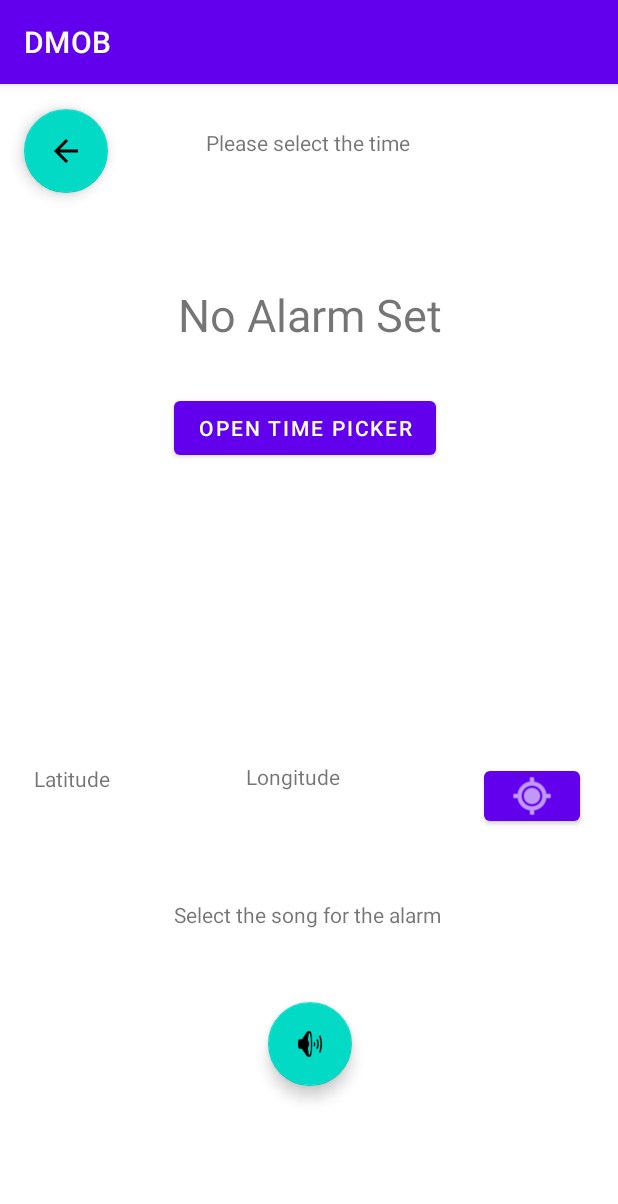
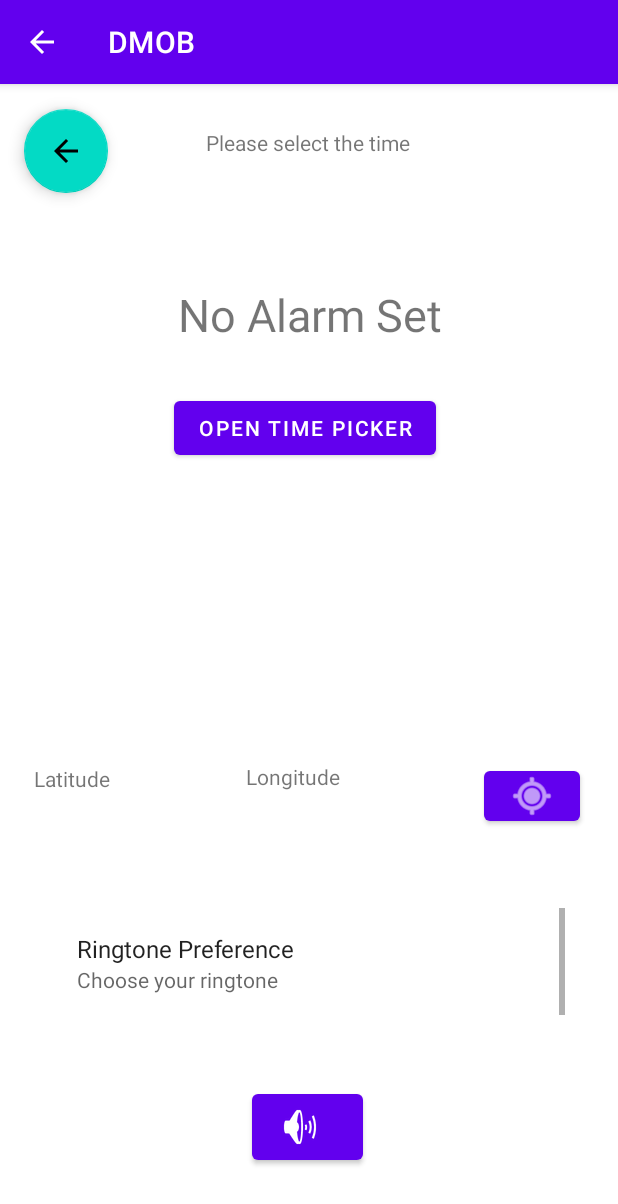
Before and after one commit to lucas-mdrdn/GITHUB_DMOB, an Android app: the CreateAlarm screen opened directly, with no data from a screen before it, on a phone screen of 412 x 824 dp. Shown: the top 1204 px of the screen. Run offline under Robolectric (Android 15) with nearby library versions, the phone set to English and light mode, and no system bars.

Commit message:
ajout méthodes

```diff
--- a/DMOB/app/src/main/java/android/example/dmob/CreateAlarm.java
+++ b/DMOB/app/src/main/java/android/example/dmob/CreateAlarm.java
@@ -31,6 +31,7 @@ import com.google.android.gms.location.LocationServices;
 import com.google.android.gms.tasks.OnCompleteListener;
 import com.google.android.gms.tasks.OnSuccessListener;
 import com.google.android.gms.tasks.Task;
+import com.google.android.material.snackbar.Snackbar;
 
 import java.io.IOException;
 import java.text.DateFormat;
@@ -38,6 +39,7 @@ import java.util.Calendar;
 import java.util.Date;
 import java.util.List;
 import java.util.Locale;
+import java.util.Objects;
 
 
 public class CreateAlarm extends AppCompatActivity implements TimePickerDialog.OnTimeSetListener {
@@ -46,6 +48,8 @@ public class CreateAlarm extends AppCompatActivity implements TimePickerDialog.O
     FusedLocationProviderClient fusedLocationProviderClient;//Pour la localisation
 
     TextView mTextView;//Pour l'alarm
+
+    Button SongButton;//Pour choisir le son
 
     @Override
     protected void onCreate(Bundle savedInstanceState) {
@@ -58,6 +62,10 @@ public class CreateAlarm extends AppCompatActivity implements TimePickerDialog.O
         fusedLocationProviderClient = LocationServices.getFusedLocationProviderClient(this);
 
         mTextView = findViewById(R.id.textview1);
+
+        getFragmentManager().beginTransaction().replace(R.id.fragment, new RingtonePreference()).commit();
+
+        Objects.requireNonNull(getSupportActionBar()).setDisplayHomeAsUpEnabled(true);
 
         Button buttonTimePicker = findViewById(R.id.button2);
         buttonTimePicker.setOnClickListener(new View.OnClickListener() {
--- a/DMOB/app/src/main/java/android/example/dmob/NotificationHelper.java
+++ b/DMOB/app/src/main/java/android/example/dmob/NotificationHelper.java
@@ -8,7 +8,9 @@ import android.content.Context;
 import android.content.ContextWrapper;
 import android.media.Ringtone;
 import android.media.RingtoneManager;
+import android.net.Uri;
 import android.os.Build;
+import android.se.omapi.Channel;
 
 import androidx.core.app.NotificationCompat;
 
@@ -26,6 +28,7 @@ public class NotificationHelper extends ContextWrapper {
         createChannels();
         }
     }
+
 
     @TargetApi(Build.VERSION_CODES.O)
     private void createChannels() {//A MODIFIER POUR CHANGER LE TYPE DE NOTIFICATION (METTRE LE SON)
--- /dev/null
+++ b/DMOB/app/src/main/java/android/example/dmob/RingtonePreference.java
@@ -0,0 +1,15 @@
+package android.example.dmob;
+
+import android.os.Bundle;
+import android.preference.PreferenceFragment;
+import android.util.Log;
+
+import androidx.annotation.Nullable;
+
+public class RingtonePreference extends PreferenceFragment {
+    @Override
+    public void onCreate(@Nullable Bundle savedInstanceState) {
+        super.onCreate(savedInstanceState);
+        addPreferencesFromResource(R.xml.ringtone_preference);
+    }
+}
--- a/DMOB/app/src/main/res/layout/activity_create_alarm.xml
+++ b/DMOB/app/src/main/res/layout/activity_create_alarm.xml
@@ -60,32 +60,6 @@
         app:layout_constraintTop_toTopOf="parent"
         app:layout_constraintVertical_bias="0.285" />
 
-    <TextView
-        android:id="@+id/textView6"
-        android:layout_width="wrap_content"
-        android:layout_height="wrap_content"
-        android:text="@string/select_the_song_for_the_alarm"
-        app:layout_constraintBottom_toBottomOf="parent"
-        app:layout_constraintEnd_toEndOf="parent"
-        app:layout_constraintHorizontal_bias="0.497"
-        app:layout_constraintStart_toStartOf="parent"
-        app:layout_constraintTop_toTopOf="parent"
-        app:layout_constraintVertical_bias="0.727" />
-
-    <com.google.android.material.floatingactionbutton.FloatingActionButton
-        android:id="@+id/ButtonSong"
-        android:layout_width="wrap_content"
-        android:layout_height="wrap_content"
-        android:clickable="true"
-        app:layout_constraintBottom_toBottomOf="parent"
-        app:layout_constraintEnd_toEndOf="parent"
-        app:layout_constraintHorizontal_bias="0.501"
-        app:layout_constraintStart_toStartOf="parent"
-        app:layout_constraintTop_toTopOf="parent"
-        app:layout_constraintVertical_bias="0.86"
-        app:srcCompat="@android:drawable/ic_lock_silent_mode_off"
-        android:focusable="true" />
-
     <Button
         android:id="@+id/btn_pos"
         android:layout_width="64dp"
@@ -123,4 +97,28 @@
         app:layout_constraintTop_toTopOf="parent"
         app:layout_constraintVertical_bias="0.634" />
 
+    <Button
+        android:id="@+id/btnSong"
+        android:layout_width="74dp"
+        android:layout_height="56dp"
+        app:icon="@android:drawable/ic_lock_silent_mode_off"
+        app:layout_constraintBottom_toBottomOf="parent"
+        app:layout_constraintEnd_toEndOf="parent"
+        app:layout_constraintHorizontal_bias="0.498"
+        app:layout_constraintStart_toStartOf="parent"
+        app:layout_constraintTop_toTopOf="parent"
+        app:layout_constraintVertical_bias="0.937" />
+
+    <FrameLayout
+        android:id="@+id/fragment"
+        android:layout_width="341dp"
+        android:layout_height="72dp"
+        app:layout_constraintBottom_toBottomOf="parent"
+        app:layout_constraintEnd_toEndOf="parent"
+        app:layout_constraintStart_toStartOf="parent"
+        app:layout_constraintTop_toTopOf="parent"
+        app:layout_constraintVertical_bias="0.789">
+
+    </FrameLayout>
+
 </androidx.constraintlayout.widget.ConstraintLayout>
--- /dev/null
+++ b/DMOB/app/src/main/res/xml/ringtone_preference.xml
@@ -0,0 +1,7 @@
+<?xml version="1.0" encoding="utf-8"?>
+<PreferenceScreen xmlns:android="http://schemas.android.com/apk/res/android">
+<RingtonePreference
+    android:title="Ringtone Preference"
+    android:summary="Choose your ringtone"
+    android:key="Ringtone"/>
+</PreferenceScreen>
```
